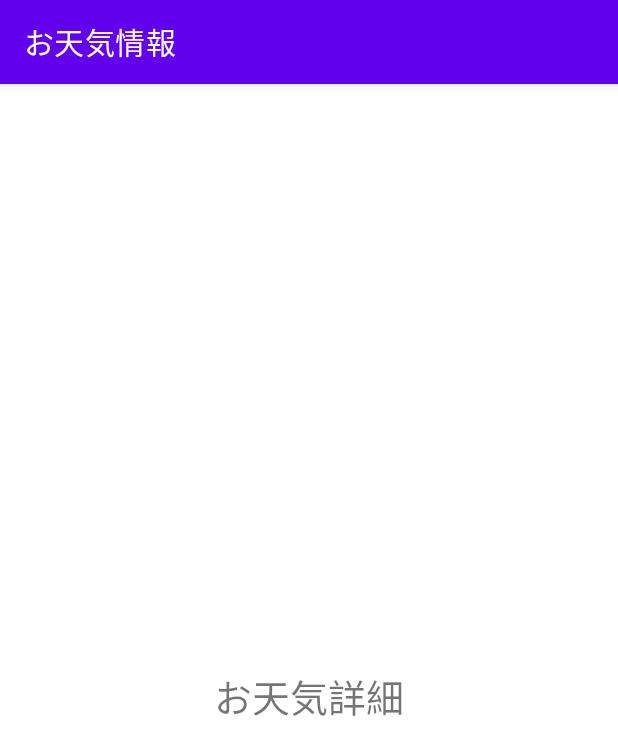
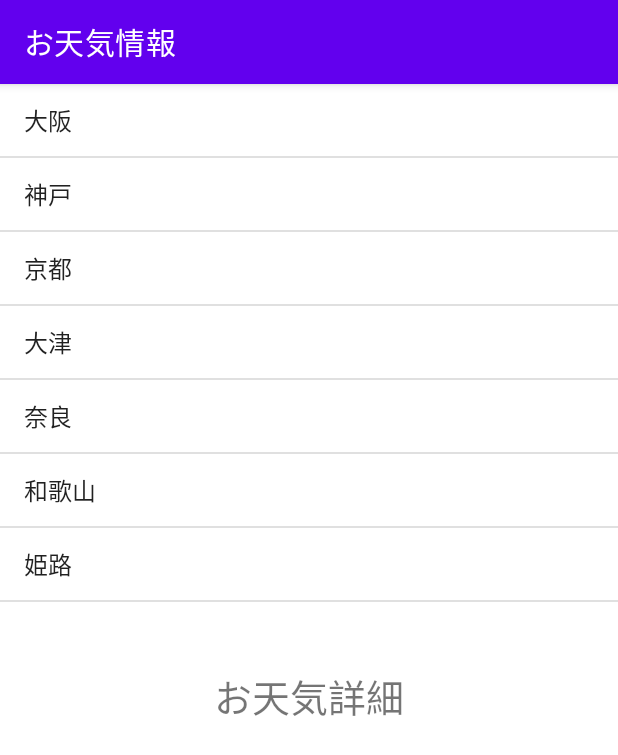
Before and after one commit to kaz-taka-1/AsyncSample, an Android app: the screen it shows after launch (MainActivity), on a phone screen of 412 x 824 dp. Shown: the top 755 px of the screen. Run offline under Robolectric (Android 15) with nearby library versions, the phone set to English and light mode, and no system bars.

Commit message:
都市データの登録

```diff
--- a/app/src/main/java/com/websarva/wings/android/asyncsample/MainActivity.kt
+++ b/app/src/main/java/com/websarva/wings/android/asyncsample/MainActivity.kt
@@ -2,10 +2,66 @@ package com.websarva.wings.android.asyncsample
 
 import androidx.appcompat.app.AppCompatActivity
 import android.os.Bundle
+import android.view.View
+import android.widget.AdapterView
+import android.widget.ListView
+import android.widget.SimpleAdapter
 
 class MainActivity : AppCompatActivity() {
+    companion object {
+        private  const val DEBUG_TAG = "AsyncSample"
+        private const val WEATHERINFO_URL = "https://api.openweathermap.org/data/2.5/weather?lang=jp"
+        private const val APP_ID = "408a1035a7fabe1cceb261a10cab8ebe"
+    }
+    private  var _list:MutableList<MutableMap<String,String>> = mutableListOf()
+
     override fun onCreate(savedInstanceState: Bundle?) {
         super.onCreate(savedInstanceState)
         setContentView(R.layout.activity_main)
+
+        _list = createList()
+
+        val lvCityList = findViewById<ListView>(R.id.lvCityList)
+        val from =arrayOf("name")
+        val to = intArrayOf(android.R.id.text1)
+        val adapter = SimpleAdapter(this@MainActivity,_list,android.R.layout.simple_list_item_1,from,to)
+        lvCityList.adapter=adapter
+        lvCityList.onItemClickListener=ListItemClickListener()
     }
+    private fun createList():MutableList<MutableMap<String,String>> {
+
+        var list:MutableList<MutableMap<String,String>> = mutableListOf()
+        var city = mutableMapOf("name" to "大阪", "q" to "Osaka")
+        list.add(city)
+        city = mutableMapOf("name" to "神戸", "q" to "Kobe")
+        list.add(city)
+        city = mutableMapOf("name" to "京都", "q" to "Kyoto")
+        list.add(city)
+        city = mutableMapOf("name" to "大津", "q" to "Otsu")
+        list.add(city)
+        city = mutableMapOf("name" to "奈良", "q" to "Nara")
+        list.add(city)
+        city = mutableMapOf("name" to "和歌山", "q" to "Wakayama")
+        list.add(city)
+        city = mutableMapOf("name" to "姫路", "q" to "Himeji")
+        list.add(city)
+
+        return list
+    }
+
+    private fun receiveWeatherInfo(urlFull:String){
+
+    }
+
+    private inner class ListItemClickListener: AdapterView.OnItemClickListener{
+        override fun onItemClick(parent:AdapterView<*>, view: View, position:Int, id:Long){
+            val item = _list.get(position)
+            val q = item.get("q")
+            q?.let{
+                val urlFull = "$WEATHERINFO_URL&q=$q&appid=$APP_ID"
+                receiveWeatherInfo(urlFull)
+            }
+        }
+    }
+
 }
--- a/app/src/main/res/layout/activity_main.xml
+++ b/app/src/main/res/layout/activity_main.xml
@@ -6,6 +6,7 @@
     android:orientation="vertical">
 
     <ListView
+        android:id="@+id/lvCityList"
         android:layout_width="match_parent"
         android:layout_height="0dp"
         android:layout_weight="0.5"/>
```
